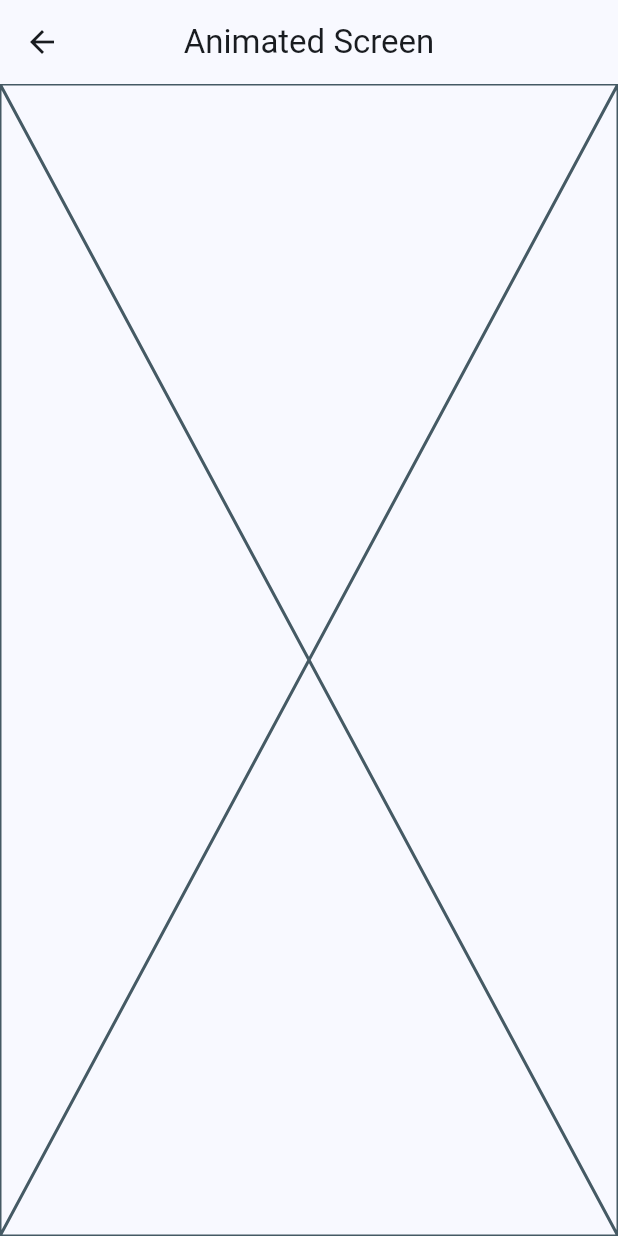
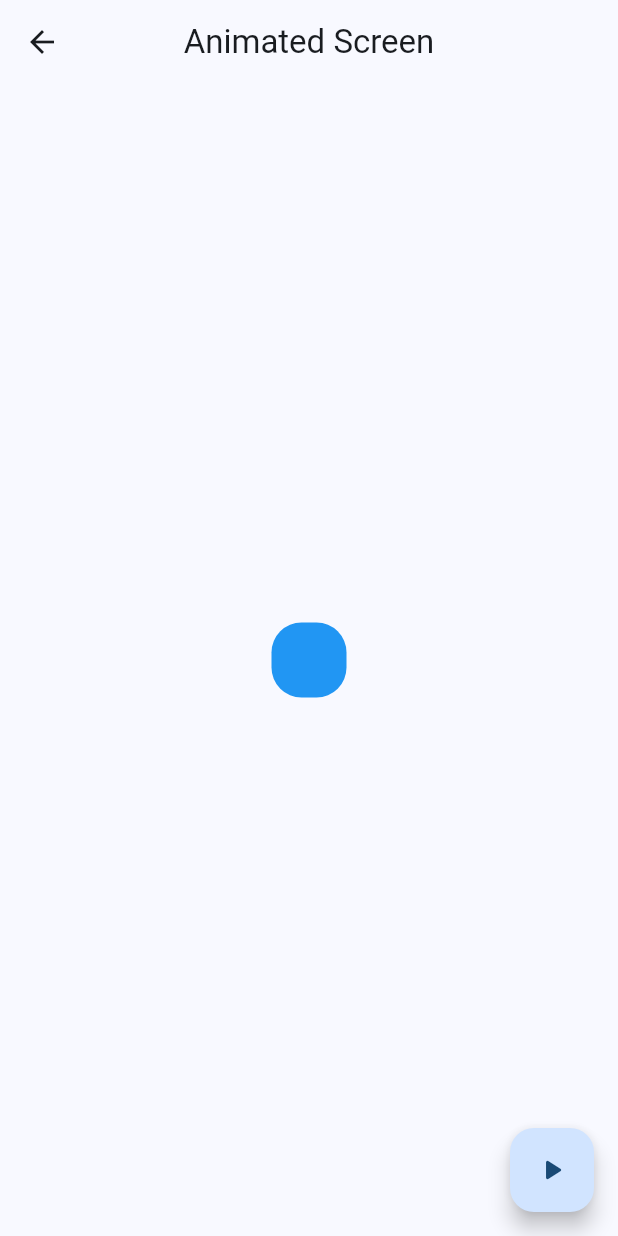
Before and after one commit to ManuelNZ20/widgets_app, a Flutter app: the AnimatedScreen screen opened directly, on a phone screen of 412 x 824 dp. Run offline on Flutter 3.47's test engine with Material 3 defaults, Android fonts, the phone set to English and light mode, and no system bars; our stand-ins replace flutter_riverpod, go_router.

Commit message:
properties animated container

```diff
--- a/lib/config/constants/app_menu_items.dart
+++ b/lib/config/constants/app_menu_items.dart
@@ -28,4 +28,10 @@ const appMenuItems = <MenuItem>[
     link: '/snackbars',
     icon: Icons.info_outline_rounded,
   ),
+  MenuItem(
+    title: 'Animated container',
+    subTitle: 'Stateful widget animado',
+    link: '/animated',
+    icon: Icons.animation_rounded,
+  ),
 ];
--- a/lib/config/router/app_router.dart
+++ b/lib/config/router/app_router.dart
@@ -32,6 +32,11 @@ final appRouterProvider = Provider<GoRouter>((ref) {
         name: SnackBarScreen.name,
         builder: (context, state) => const SnackBarScreen(),
       ),
+      GoRoute(
+        path: '/animated',
+        name: AnimatedScreen.name,
+        builder: (context, state) => const AnimatedScreen(),
+      ),
     ],
   );
   return appRouter;
--- a/lib/presentation/screens/animated/animated_screen.dart
+++ b/lib/presentation/screens/animated/animated_screen.dart
@@ -1,16 +1,34 @@
 import 'package:flutter/material.dart';
+import 'package:flutter_riverpod/flutter_riverpod.dart';
+import 'package:widgets_app/presentation/providers/animated_container_provider.dart';
 
-class AnimatedScreen extends StatelessWidget {
+class AnimatedScreen extends ConsumerWidget {
   static const name = 'animated';
   const AnimatedScreen({super.key});
 
   @override
-  Widget build(BuildContext context) {
+  Widget build(BuildContext context, WidgetRef ref) {
+    final acRandom = ref.watch(animatedStateProvider);
     return Scaffold(
       appBar: AppBar(
         title: const Text('Animated Screen'),
       ),
-      body: const Placeholder(),
+      body: Center(
+        child: AnimatedContainer(
+          duration: const Duration(milliseconds: 500),
+          curve: Curves.bounceOut,
+          width: acRandom.width,
+          height: acRandom.height,
+          decoration: BoxDecoration(
+            color: acRandom.color,
+            borderRadius: BorderRadius.circular(acRandom.borderRadius),
+          ),
+        ),
+      ),
+      floatingActionButton: FloatingActionButton(
+        onPressed: () => ref.read(animatedStateProvider.notifier).animatedXD(),
+        child: const Icon(Icons.play_arrow_rounded),
+      ),
     );
   }
 }
```
Also changed, not shown: lib/presentation/providers/animated_container_provider.dart (added, +70 -0 lines).
